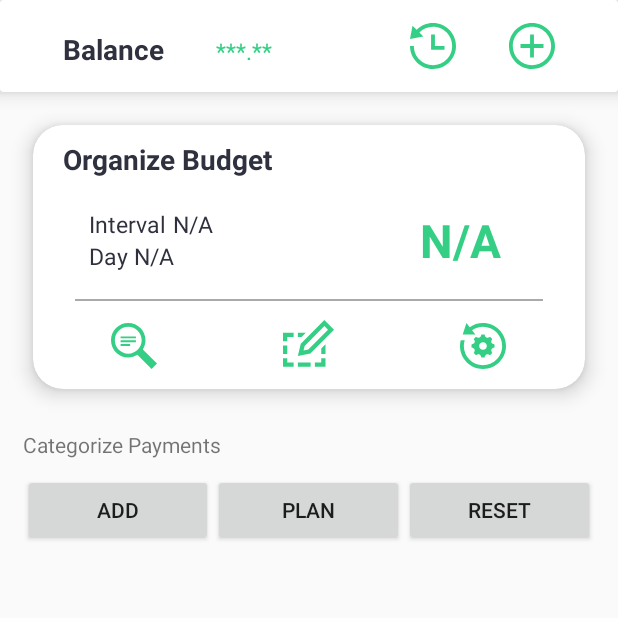
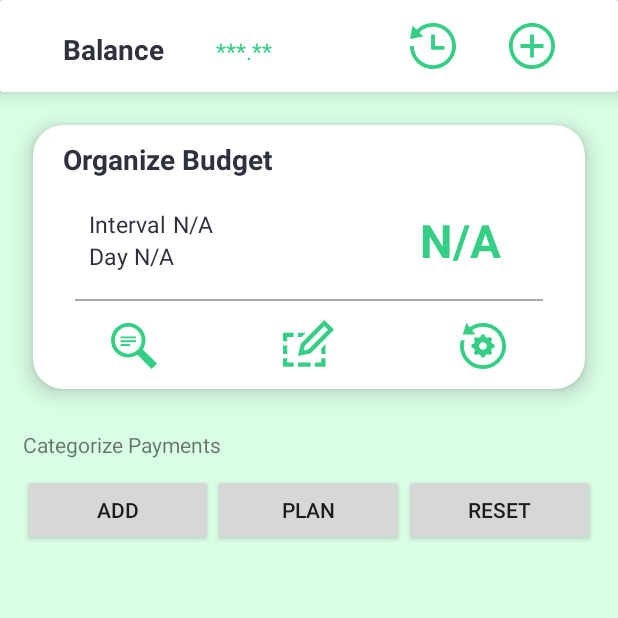
Before and after one commit to Tibi19/isave-finances-apk, an Android app: the screen it shows after launch (HomeActivity), on a phone screen of 412 x 824 dp, the top half of it. Run offline under Robolectric (Android 15) with nearby library versions, the phone set to English and light mode, and no system bars; our stand-ins replace Room's generated code.

Commit message:
Change background color

```diff
--- a/app/src/main/res/layout/activity_home.xml
+++ b/app/src/main/res/layout/activity_home.xml
@@ -6,6 +6,7 @@
     android:layout_width="match_parent"
     android:layout_height="wrap_content"
     android:descendantFocusability="blocksDescendants"
+    android:background="@color/colorBackground"
     tools:context=".view.activity.HomeActivity">
 
     <LinearLayout
```
